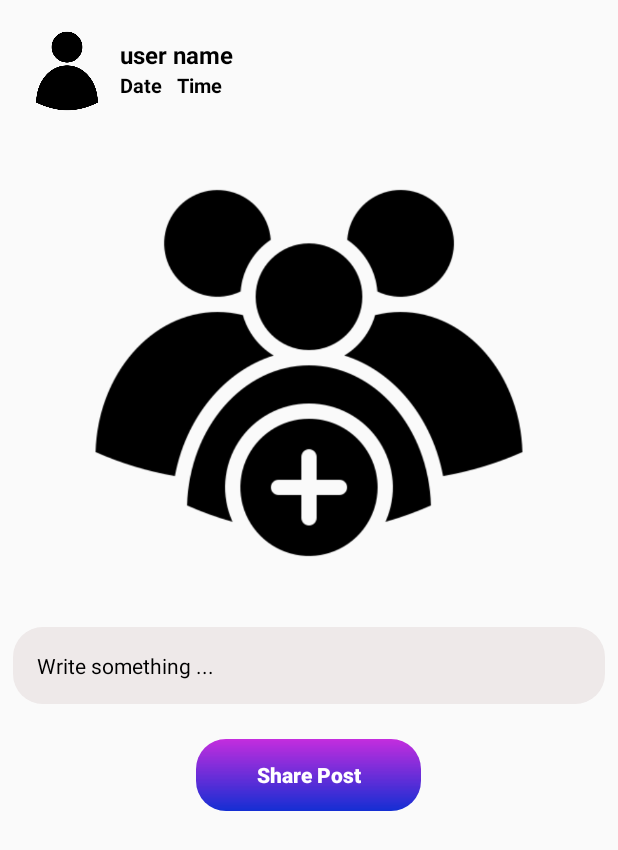
After one commit to loklokesh1/JBULLaAPP, an Android app: the UserPostsActivity screen opened directly, with no data from a screen before it, on a phone screen of 412 x 824 dp. The commit adds this screen. Shown: the top 850 px of the screen. Run offline under Robolectric (Android 15) with nearby library versions, the phone set to English and light mode, and no system bars; our stand-ins replace CircleImageView, Firebase (no records; nobody signed in at launch, a user with empty details on screens opened directly), Picasso; libraries missing offline, so code that uses them is left out: com.theartofdev.edmodo.

Commit message:
successfully uploaded post gohead

```diff
--- a/JBULLa/app/src/main/AndroidManifest.xml
+++ b/JBULLa/app/src/main/AndroidManifest.xml
@@ -14,7 +14,8 @@
         android:roundIcon="@mipmap/ic_launcher_round"
         android:supportsRtl="true"
         android:theme="@style/AppTheme">
-        <activity android:name=".NoInternetActivity"/>
+        <activity android:name=".userPosts.UserPostsActivity"></activity>
+        <activity android:name=".NoInternetActivity" />
         <activity android:name=".UserRegister.SetupActivity" />
         <activity android:name=".UserRegister.RegisterActivity">
             <intent-filter>
--- a/JBULLa/app/src/main/java/com/mahammadjabi/jbulla/UserRegister/SetupActivity.java
+++ b/JBULLa/app/src/main/java/com/mahammadjabi/jbulla/UserRegister/SetupActivity.java
@@ -109,7 +109,7 @@ public class SetupActivity extends AppCompatActivity {
                     }
                     else
                     {
-                        Toast.makeText(SetupActivity.this, "Please select profile ijmage first", Toast.LENGTH_SHORT).show();
+                        Toast.makeText(SetupActivity.this, "Please select profile image first", Toast.LENGTH_SHORT).show();
                     }
                 }
             }
--- /dev/null
+++ b/JBULLa/app/src/main/java/com/mahammadjabi/jbulla/userPosts/UserPostsActivity.java
@@ -0,0 +1,276 @@
+package com.mahammadjabi.jbulla.userPosts;
+
+import androidx.annotation.NonNull;
+import androidx.annotation.Nullable;
+import androidx.appcompat.app.AppCompatActivity;
+
+import android.app.ProgressDialog;
+import android.content.Intent;
+import android.net.Uri;
+import android.os.Bundle;
+import android.text.TextUtils;
+import android.view.View;
+import android.widget.Button;
+import android.widget.EditText;
+import android.widget.ImageView;
+import android.widget.TextView;
+import android.widget.Toast;
+
+import com.google.android.gms.tasks.OnCompleteListener;
+import com.google.android.gms.tasks.OnSuccessListener;
+import com.google.android.gms.tasks.Task;
+import com.google.firebase.auth.FirebaseAuth;
+import com.google.firebase.database.DataSnapshot;
+import com.google.firebase.database.DatabaseError;
+import com.google.firebase.database.DatabaseReference;
+import com.google.firebase.database.FirebaseDatabase;
+import com.google.firebase.database.ValueEventListener;
+import com.google.firebase.storage.FirebaseStorage;
+import com.google.firebase.storage.StorageReference;
+import com.google.firebase.storage.UploadTask;
+import com.mahammadjabi.jbulla.MainActivity;
+import com.mahammadjabi.jbulla.R;
+import com.mahammadjabi.jbulla.UserRegister.SetupActivity;
+import com.squareup.picasso.Picasso;
+import com.theartofdev.edmodo.cropper.CropImage;
+import com.theartofdev.edmodo.cropper.CropImageView;
+
+import java.text.SimpleDateFormat;
+import java.util.Calendar;
+import java.util.HashMap;
+
+import de.hdodenhof.circleimageview.CircleImageView;
+
+public class UserPostsActivity extends AppCompatActivity {
+
+    private CircleImageView ProfileImage;
+    private TextView UserName,Time,Date;
+    private Button SharePostButton;
+    private EditText PostDescription;
+    private ProgressDialog progressDialogShareImage;
+    private ImageView PostImage;
+
+    private FirebaseAuth mAuth;
+    private DatabaseReference UsersRef;
+    private StorageReference UserPostImageRef;
+
+
+    String currentUserID, saveCurrentTime, saveCurrentDate, postRandomName;
+
+    final static int Gallery_Pick = 1;
+
+
+    @Override
+    protected void onCreate(Bundle savedInstanceState) {
+        super.onCreate(savedInstanceState);
+        setContentView(R.layout.activity_user_posts);
+
+
+        mAuth = FirebaseAuth.getInstance();
+        currentUserID = mAuth.getCurrentUser().getUid();
+        UsersRef = FirebaseDatabase.getInstance().getReference().child("Users").child(currentUserID);
+        UserPostImageRef = FirebaseStorage.getInstance().getReference().child("UsersPosts");
+
+
+        ProfileImage = (CircleImageView) findViewById(R.id.click_post_profile_image);
+        UserName = (TextView) findViewById(R.id.click_post_user_name);
+        Time = (TextView) findViewById(R.id.click_post_time);
+        Date = (TextView) findViewById(R.id.click_post_date);
+
+
+        progressDialogShareImage = new ProgressDialog(this);
+
+        PostDescription = (EditText) findViewById(R.id.click_post_description);
+        PostImage = (ImageView) findViewById(R.id.click_post_image);
+        SharePostButton = (Button) findViewById(R.id.click_share_post);
+
+
+        SharePostButton.setOnClickListener(new View.OnClickListener() {
+            @Override
+            public void onClick(View v)
+            {
+                ShareUserPost();
+            }
+        });
+        PostImage.setOnClickListener(new View.OnClickListener() {
+            @Override
+            public void onClick(View v)
+            {
+                CropImage.activity()
+                        .setGuidelines(CropImageView.Guidelines.ON)
+                        .setAspectRatio(1,1)
+                        .start(UserPostsActivity.this);
+            }
+        });
+
+        UsersRef.addValueEventListener(new ValueEventListener() {
+            @Override
+            public void onDataChange(@NonNull DataSnapshot dataSnapshot)
+            {
+                if (dataSnapshot.exists())
+                {
+                    if(dataSnapshot.hasChild("username"))
+                    {
+                        String fullname = dataSnapshot.child("username").getValue().toString();
+                        UserName.setText(fullname);
+                    }
+                    if(dataSnapshot.hasChild("time"))
+                    {
+                        String time = dataSnapshot.child("time").getValue().toString();
+                        Time.setText(time);
+                    }
+                    if(dataSnapshot.hasChild("date"))
+                    {
+                        String date = dataSnapshot.child("date").getValue().toString();
+                        Date.setText(date);
+                    }
+
+                    if(dataSnapshot.hasChild("profileimage"))
+                    {
+                        String image = dataSnapshot.child("profileimage").getValue().toString();
+                        Picasso.with(UserPostsActivity.this).load(image).placeholder(R.drawable.profile1).into(ProfileImage);
+                    }
+                    if (dataSnapshot.hasChild("post"))
+                    {
+                        String image = dataSnapshot.child("post").getValue().toString();
+                        Picasso.with(UserPostsActivity.this).load(image).placeholder(R.drawable.post).into(PostImage);
+                    }
+                    else
+                    {
+                        Toast.makeText(UserPostsActivity.this, "Please select post image first", Toast.LENGTH_SHORT).show();
+                    }
+                }
+            }
+            @Override
+            public void onCancelled(@NonNull DatabaseError databaseError) {
+            }
+        });
+
+    }
+
+    @Override
+    protected void onActivityResult(int requestCode, int resultCode, @Nullable Intent data) {
+        super.onActivityResult(requestCode, resultCode, data);
+
+        if (requestCode == Gallery_Pick && resultCode == RESULT_OK && data != null)
+        {
+            Uri ImageUri = data.getData();
+        }
+        if (requestCode == CropImage.CROP_IMAGE_ACTIVITY_REQUEST_CODE)
+        {
+            CropImage.ActivityResult result = CropImage.getActivityResult(data);
+
+            if (resultCode == RESULT_OK)
+            {
+                Uri resultUrl = result.getUri();
+
+//                progressDialogShareImage.setTitle("Please wait...");
+                progressDialogShareImage.setMessage("Loading Image ...");
+                progressDialogShareImage.setProgressStyle(ProgressDialog.STYLE_SPINNER);
+                progressDialogShareImage.show();
+
+                Calendar calFordDate = Calendar.getInstance();
+                SimpleDateFormat currentDate = new SimpleDateFormat("dd-MMMM-yyyy");
+                saveCurrentDate = currentDate.format(calFordDate.getTime());
+
+                Calendar calFordTime = Calendar.getInstance();
+                SimpleDateFormat currentTime = new SimpleDateFormat("HH:mn");
+                saveCurrentTime = currentTime.format(calFordDate.getTime());
+
+                postRandomName = saveCurrentDate + saveCurrentTime;
+
+                StorageReference filePath = UserPostImageRef.child(currentUserID + postRandomName +".jpg");
+
+                filePath.putFile(resultUrl).addOnSuccessListener(new OnSuccessListener<UploadTask.TaskSnapshot>() {
+                    @Override
+                    public void onSuccess(final UploadTask.TaskSnapshot taskSnapshot)
+                    {
+                        final Task<Uri> firebaseUri = taskSnapshot.getStorage().getDownloadUrl();
+                        firebaseUri.addOnSuccessListener(new OnSuccessListener<Uri>() {
+                            @Override
+                            public void onSuccess(Uri uri)
+                            {
+                                final String downloadUrl = uri.toString();
+                                UsersRef.child("post").setValue(downloadUrl).addOnCompleteListener(new OnCompleteListener<Void>() {
+                                    @Override
+                                    public void onComplete(@NonNull Task<Void> task)
+                                    {
+                                        if (task.isSuccessful())
+                                        {
+//                                            Toast.makeText(UserPostsActivity.this, "Post Shared Successfully", Toast.LENGTH_SHORT).show();
+//                                            Intent mainintent = new Intent(UserPostsActivity.this,MainActivity.class);
+//                                            mainintent.addFlags(Intent.FLAG_ACTIVITY_NEW_TASK | Intent.FLAG_ACTIVITY_CLEAR_TASK);
+//                                            startActivity(mainintent);
+//                                            finish();
+                                            progressDialogShareImage.dismiss();
+                                        }
+                                        else
+                                        {
+                                            String message = task.getException().getMessage();
+                                            Toast.makeText(UserPostsActivity.this, "Error Occured: "+ message, Toast.LENGTH_SHORT).show();
+                                            progressDialogShareImage.dismiss();
+                                        }
+                                    }
+                                });
+                            }
+                        });
+                    }
+                });
+            }
+            else
+            {
+                Toast.makeText(this,  "Error Occured: Image can not be croped Try Again", Toast.LENGTH_SHORT).show();
+                progressDialogShareImage.dismiss();
+            }
+        }
+    }
+
+    private void ShareUserPost()
+    {
+
+
+
+        String postdescription = PostDescription.getText().toString();
+
+        if (TextUtils.isEmpty(postdescription))
+        {
+            PostDescription.setError("Write something about your post");
+        }
+        else
+        {
+
+            HashMap postsMap = new HashMap();
+            postsMap.put("postdescription",postdescription);
+            postsMap.put("time",saveCurrentTime);
+            postsMap.put("date",saveCurrentDate);
+
+            UsersRef.updateChildren(postsMap).addOnCompleteListener(new OnCompleteListener() {
+                @Override
+                public void onComplete(@NonNull Task task) {
+                    if (task.isSuccessful())
+                    {
+                        progressDialogShareImage.setMessage("Sharing post ...");
+                        progressDialogShareImage.setProgressStyle(ProgressDialog.STYLE_SPINNER);
+                        progressDialogShareImage.show();
+                        SendUserToMainActivity();
+                        Toast.makeText(UserPostsActivity.this, "Post Shared Successfully", Toast.LENGTH_SHORT).show();
+                    }
+                    else
+                    {
+                        String msg = task.getException().getMessage();
+                        progressDialogShareImage.dismiss();
+                        Toast.makeText(UserPostsActivity.this, "Error occured:" + msg, Toast.LENGTH_SHORT).show();
+                    }
+                }
+            });
+        }
+    }
+
+    private void SendUserToMainActivity()
+    {
+        Intent mainintent = new Intent(UserPostsActivity.this, MainActivity.class);
+        mainintent.addFlags(Intent.FLAG_ACTIVITY_NEW_TASK | Intent.FLAG_ACTIVITY_CLEAR_TASK);
+        startActivity(mainintent);
+        finish();
+    }
+}
--- /dev/null
+++ b/JBULLa/app/src/main/res/drawable/post_border.xml
@@ -0,0 +1,11 @@
+<?xml version="1.0" encoding="utf-8"?>
+<shape xmlns:android="http://schemas.android.com/apk/res/android">
+    <stroke
+        android:width="3dp"
+        android:color="@color/colorPrimaryDark">
+    </stroke>
+    <corners android:bottomRightRadius="7dp"
+        android:bottomLeftRadius="7dp"
+        android:topLeftRadius="7dp"
+        android:topRightRadius="7dp"/>
+</shape>
--- a/JBULLa/app/src/main/res/drawable/text_logo.xml
+++ b/JBULLa/app/src/main/res/drawable/text_logo.xml
@@ -1,5 +1,6 @@
 <?xml version="1.0" encoding="utf-8"?>
-<shape android:shape="rectangle" xmlns:android="http://schemas.android.com/apk/res/android">
+<shape android:shape="rectangle"
+    xmlns:android="http://schemas.android.com/apk/res/android">
     <solid android:color="#EEE9E9"/>
     <corners android:radius="20dp"/>
     <stroke android:color="@color/colorPrimaryDark" />
--- /dev/null
+++ b/JBULLa/app/src/main/res/layout/activity_user_posts.xml
@@ -0,0 +1,143 @@
+<?xml version="1.0" encoding="utf-8"?>
+<RelativeLayout xmlns:android="http://schemas.android.com/apk/res/android"
+    xmlns:tools="http://schemas.android.com/tools"
+    android:layout_width="match_parent"
+    android:layout_height="match_parent"
+    android:layout_margin="5dp"
+    tools:context=".userPosts.UserPostsActivity"
+    android:background="#FAFAFA">
+
+    <ScrollView
+        android:layout_width="match_parent"
+        android:layout_height="match_parent"
+        android:layout_marginBottom="50dp">
+        <RelativeLayout
+            android:layout_width="match_parent"
+            android:layout_height="match_parent">
+
+            <LinearLayout
+                android:id="@+id/click_posts_linear_layout"
+                android:layout_width="match_parent"
+                android:layout_height="wrap_content"
+                android:layout_alignParentStart="true"
+                android:layout_alignParentTop="true"
+                android:layout_marginTop="5dp"
+                android:orientation="vertical">
+<!--                android:background="@drawable/post_border"-->
+
+
+                <LinearLayout
+                    android:layout_width="match_parent"
+                    android:layout_height="wrap_content"
+                    android:layout_marginTop="1dp"
+                    android:orientation="horizontal"
+                    android:padding="5dp">
+
+                    <de.hdodenhof.circleimageview.CircleImageView
+                        android:id="@+id/click_post_profile_image"
+                        android:layout_width="60dp"
+                        android:layout_height="60dp"
+                        android:layout_marginLeft="4dp"
+                        android:scaleType="centerCrop"
+                        android:src="@drawable/profile" />
+
+                    <LinearLayout
+                        android:layout_width="match_parent"
+                        android:layout_height="wrap_content"
+                        android:layout_marginLeft="5dp"
+                        android:orientation="vertical">
+
+                        <TextView
+                            android:id="@+id/click_post_user_name"
+                            android:layout_width="match_parent"
+                            android:layout_height="wrap_content"
+                            android:layout_marginTop="8dp"
+                            android:text="user name"
+                            android:textAlignment="textStart"
+                            android:textColor="@android:color/black"
+                            android:textSize="16sp"
+                            android:textStyle="bold" />
+
+
+                        <LinearLayout
+                            android:layout_width="match_parent"
+                            android:layout_height="wrap_content"
+                            android:orientation="horizontal">
+
+<!--                            <TextView-->
+<!--                                android:id="@+id/click_post_text"-->
+<!--                                android:layout_width="wrap_content"-->
+<!--                                android:layout_height="wrap_content"-->
+<!--                                android:text="Has updated a post at:  "-->
+<!--                                android:textColor="@android:color/darker_gray"-->
+<!--                                android:textSize="13dp"-->
+<!--                                android:textStyle="bold" />-->
+
+                            <TextView
+                                android:id="@+id/click_post_date"
+                                android:layout_width="wrap_content"
+                                android:layout_height="wrap_content"
+                                android:text="Date"
+                                android:textColor="@android:color/black"
+                                android:textSize="13dp"
+                                android:textStyle="bold" />
+
+                            <TextView
+                                android:id="@+id/click_post_time"
+                                android:layout_width="wrap_content"
+                                android:layout_height="wrap_content"
+                                android:paddingLeft="10dp"
+                                android:text="Time"
+                                android:textColor="@android:color/black"
+                                android:textSize="13dp"
+                                android:textStyle="bold" />
+
+                        </LinearLayout>
+
+
+                    </LinearLayout>
+
+                </LinearLayout>
+
+                <ImageView
+                    android:id="@+id/click_post_image"
+                    android:layout_width="match_parent"
+                    android:layout_height="325dp"
+                    android:layout_margin="3dp"
+                    android:src="@drawable/post"
+                    android:adjustViewBounds="true"
+                    android:scaleType="centerInside" />
+                <EditText
+                    android:id="@+id/click_post_description"
+                    android:layout_width="match_parent"
+                    android:layout_height="wrap_content"
+                    android:layout_marginLeft="3dp"
+                    android:layout_marginTop="3dp"
+                    android:layout_marginBottom="3dp"
+                    android:layout_marginRight="3dp"
+                    android:padding="16dp"
+                    android:background="@drawable/text_logo"
+                    android:hint="Write something ..."
+                    android:textColorHint="@android:color/black"
+                    android:textColor="@android:color/black"
+                    android:textSize="14sp" />
+
+               <Button
+                   android:id="@+id/click_share_post"
+                   android:layout_width="150dp"
+                   android:layout_height="wrap_content"
+                   android:text="Share Post"
+                   android:textAllCaps="false"
+                   android:background="@drawable/btn"
+                   android:textColor="#FFFFFF"
+                   android:textStyle="bold"
+                   android:layout_marginTop="20dp"
+                   android:layout_gravity="center_horizontal"/>
+
+            </LinearLayout>
+
+        </RelativeLayout>
+
+    </ScrollView>
+
+</RelativeLayout>
--- a/JBULLa/app/src/main/res/layout/nav_header_menu.xml
+++ b/JBULLa/app/src/main/res/layout/nav_header_menu.xml
@@ -29,7 +29,7 @@
         android:layout_height="wrap_content"
         android:layout_marginLeft="25dp"
         android:text="Username"
-        android:textSize="20sp"
+        android:textSize="16sp"
         android:textAlignment="center"
         app:layout_constraintTop_toBottomOf="@id/nav_profile_username"
         android:textAppearance="@style/TextAppearance.AppCompat.Body1" />
```
Also changed, not shown: JBULLa/app/src/main/java/com/mahammadjabi/jbulla/MainActivity.java (+43 -2 lines), JBULLa/app/src/main/res/values/dimens.xml (+59 -0 lines).
